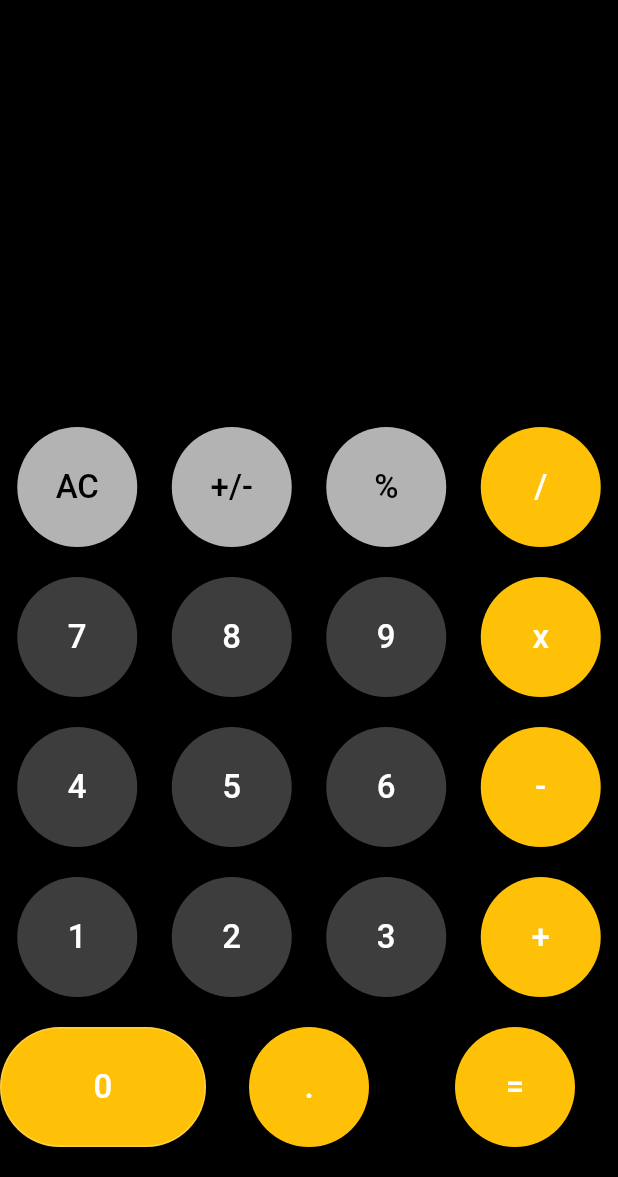
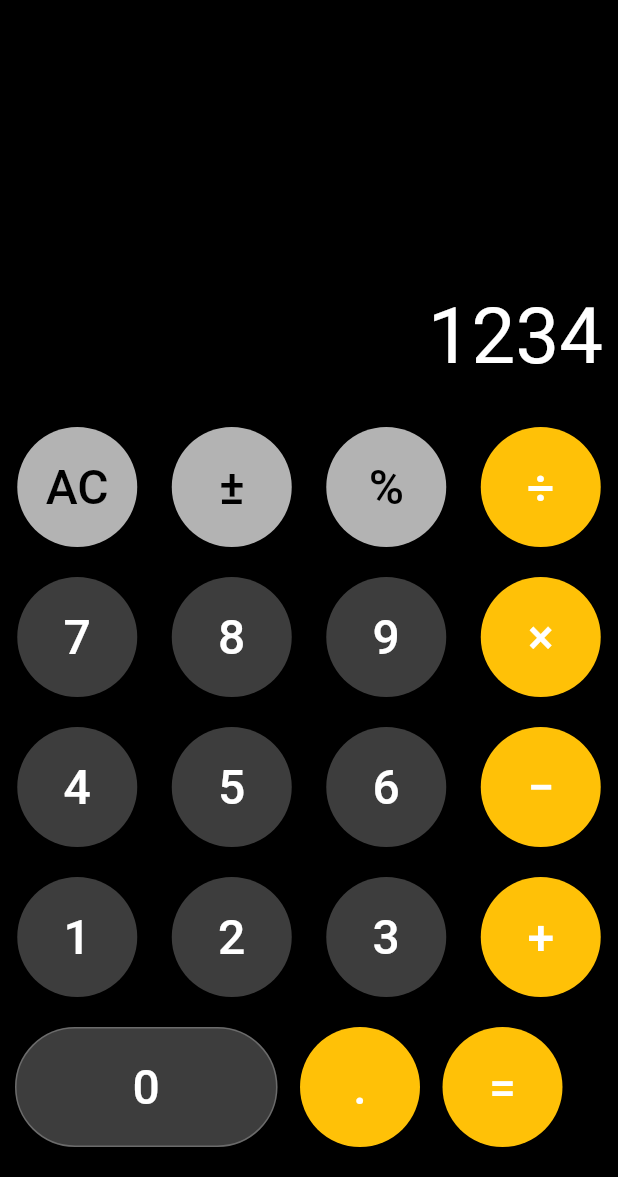
Before and after one commit to evanemran/DartCalc, a Flutter app: the screen it shows after launch, on a phone screen of 412 x 824 dp, the part 59-1236 px from its top. Run offline on Flutter 3.47's test engine with Material 2 defaults, Android fonts, the phone set to English and light mode, and no system bars.

Commit message:
buttons updated

```diff
--- a/lib/screens/home_screen.dart
+++ b/lib/screens/home_screen.dart
@@ -38,17 +38,18 @@ class _MyHomePageState extends State<MyHomePage> {
         elevation: 0,
         title: Text(widget.title),
       ),
-      body: Text("hello"),
+      body: Text("1234",),
       bottomNavigationBar: BottomAppBar(
         color: Colors.transparent,
         child: Wrap(children: [
           Column(children: [
+            Row(children: [Expanded(child: Padding(padding: EdgeInsets.all(10), child: Text("1234", style: TextStyle(color: Colors.white, fontSize: 52), textAlign: TextAlign.end,),))],),
             SizedBox(height: 20,),
             Row(children: [
               Expanded(child: RoundButton("AC", Colors.black, Colors.white70)),
-              Expanded(child: RoundButton("+/-", Colors.black, Colors.white70)),
+              Expanded(child: RoundButton("±", Colors.black, Colors.white70)),
               Expanded(child: RoundButton("%", Colors.black, Colors.white70)),
-              Expanded(child: RoundButton("/", Colors.white, Colors.amber)),
+              Expanded(child: RoundButton("÷", Colors.white, Colors.amber)),
             ],),
 
             SizedBox(height: 20,),
@@ -56,7 +57,7 @@ class _MyHomePageState extends State<MyHomePage> {
               Expanded(child: RoundButton("7", Colors.white, Colors.white24)),
               Expanded(child: RoundButton("8", Colors.white, Colors.white24)),
               Expanded(child: RoundButton("9", Colors.white, Colors.white24)),
-              Expanded(child: RoundButton("x", Colors.white, Colors.amber)),
+              Expanded(child: RoundButton("×", Colors.white, Colors.amber)),
             ],),
 
             SizedBox(height: 20,),
@@ -64,7 +65,7 @@ class _MyHomePageState extends State<MyHomePage> {
               Expanded(child: RoundButton("4", Colors.white, Colors.white24)),
               Expanded(child: RoundButton("5", Colors.white, Colors.white24)),
               Expanded(child: RoundButton("6", Colors.white, Colors.white24)),
-              Expanded(child: RoundButton("-", Colors.white, Colors.amber)),
+              Expanded(child: RoundButton("−", Colors.white, Colors.amber)),
             ],),
 
             SizedBox(height: 20,),
@@ -76,9 +77,9 @@ class _MyHomePageState extends State<MyHomePage> {
             ],),
 
             SizedBox(height: 20,),Row(children: [
-              Expanded(child: ExpandedButton("0", Colors.white, Colors.white24)),
-              Expanded(child: RoundButton(".", Colors.white, Colors.amber)),
-              Expanded(child: RoundButton("=", Colors.white, Colors.amber)),
+              Padding(padding: EdgeInsets.fromLTRB(10, 0, 10, 0), child: Expanded(child: ExpandedButton("0", Colors.white, Colors.white24)),),
+              Padding(padding: EdgeInsets.fromLTRB(5, 0, 5, 0), child: RoundButton(".", Colors.white, Colors.amber),),
+              Padding(padding: EdgeInsets.fromLTRB(10, 0, 5, 0), child: RoundButton("=", Colors.white, Colors.amber),),
             ],),
 
             SizedBox(height: 20,),
--- a/lib/widgets/expanded_button.dart
+++ b/lib/widgets/expanded_button.dart
@@ -9,16 +9,17 @@ class ExpandedButton extends StatelessWidget {
   Widget build(BuildContext context) {
     return ElevatedButton(
       onPressed: () {},
-      child: Text(value, style: TextStyle(fontSize: 22, color: txtColor),),
-      style: ButtonStyle(
-        minimumSize: MaterialStateProperty.all(const Size(160,80)),
-          shape: MaterialStateProperty.all<RoundedRectangleBorder>(
-              RoundedRectangleBorder(
-                  borderRadius: BorderRadius.circular(80.0),
-                  side: BorderSide(color: Colors.white24)
-              )
-          )
-      ),
+      child: Text(value, style: TextStyle(fontSize: 32, color: txtColor),),
+        style: ElevatedButton.styleFrom(
+          minimumSize: Size(175,80),
+          shape: RoundedRectangleBorder(
+              borderRadius: BorderRadius.circular(80.0),
+              side: BorderSide(color: btnColor)
+          ),
+          padding: EdgeInsets.all(20),
+          primary: btnColor, // <-- Button color
+          onPrimary: Colors.white, // <-- Splash color
+        )
     );
   }
 
--- a/lib/widgets/round_button.dart
+++ b/lib/widgets/round_button.dart
@@ -9,7 +9,7 @@ class RoundButton extends StatelessWidget {
   Widget build(BuildContext context) {
     return ElevatedButton(
       onPressed: () {},
-      child: Text(value, style: TextStyle(fontSize: 22, color: txtColor),),
+      child: Text(value, style: TextStyle(fontSize: 32, color: txtColor),),
       style: ElevatedButton.styleFrom(
         minimumSize: Size(80,80),
         shape: CircleBorder(),
```
Also changed, not shown: pubspec.lock.
